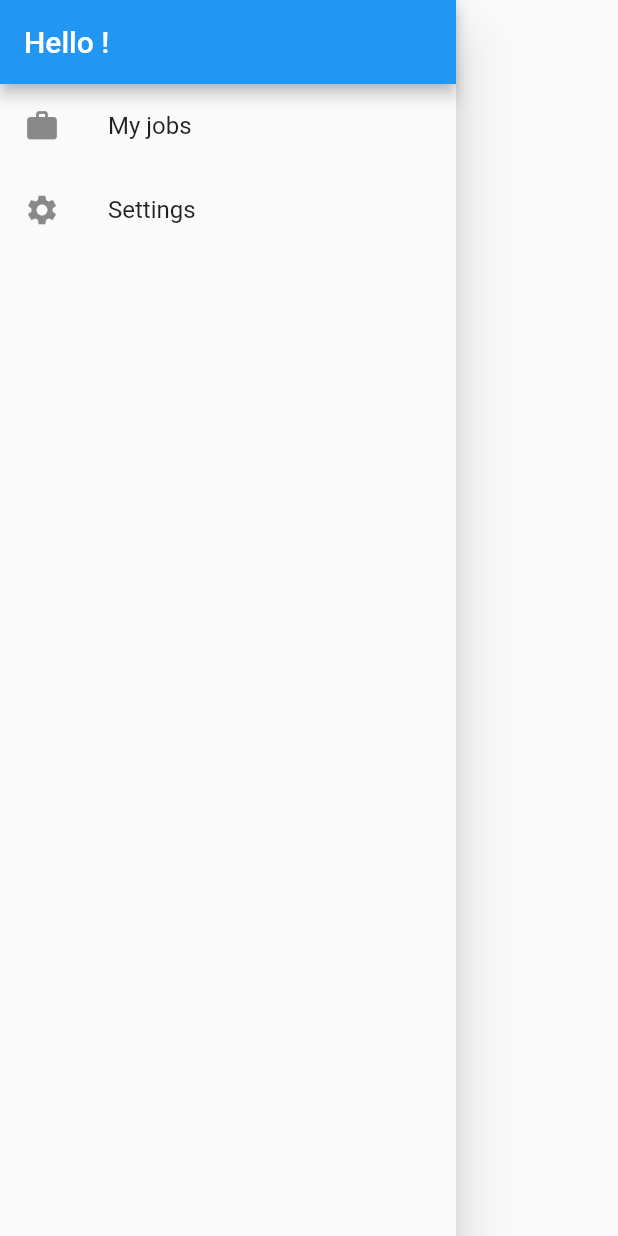
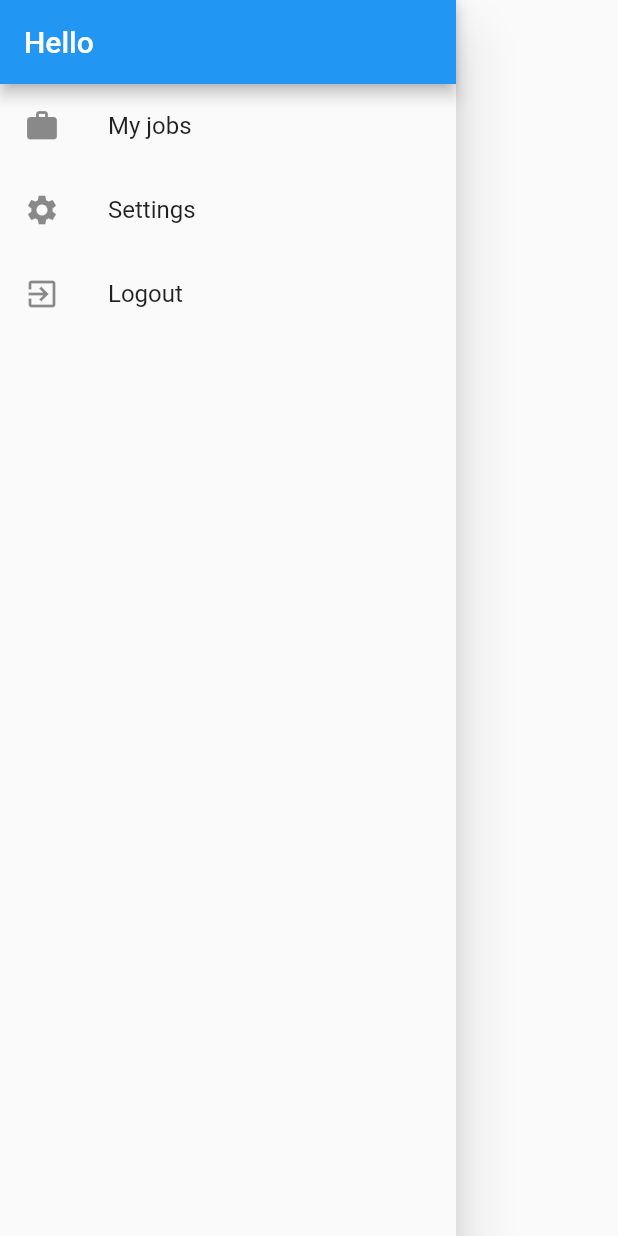
Before and after one commit to fengzhu1980/sunrise_job_management, a Flutter app: the AppDrawer widget shown alone on an empty page, opened directly with empty values, on a phone screen of 412 x 824 dp. Run offline on Flutter 3.47's test engine with Material 2 defaults, Android fonts, the phone set to English and light mode, and no system bars; our stand-ins replace cloud_firestore, firebase_auth, firebase_core, firebase_storage, image_picker; accounts and stored records are empty.

```diff
--- a/lib/models/user.dart
+++ b/lib/models/user.dart
@@ -22,13 +22,13 @@ class User {
     this.avatar,
     this.createdAt,
     @required this.email,
-    @required this.isActive,
+    this.isActive,
     @required this.username,
     this.phone,
     this.firstName,
     this.middleName,
     this.lastName,
-    @required this.roles,
+    this.roles,
     this.createdByUserId,
     this.modifiedAt,
     this.modifiedByUserId
--- a/lib/widgets/auth/auth_form.dart
+++ b/lib/widgets/auth/auth_form.dart
@@ -312,6 +312,7 @@ class _AuthFormState extends State<AuthForm>
                     textColor: Theme.of(context).primaryTextTheme.button.color,
                     elevation: 8,
                   ),
+                if (_authMode == AuthMode.Reset)
                   FlatButton(
                     child: Text(
                         '${_authMode == AuthMode.Login ? 'SIGNUP' : 'LOGIN'} INSTEAD'),
--- a/lib/widgets/public/app_drawer.dart
+++ b/lib/widgets/public/app_drawer.dart
@@ -1,5 +1,7 @@
+import 'package:firebase_auth/firebase_auth.dart';
 import 'package:flutter/material.dart';
 import 'package:sunrise_job_management/models/user.dart';
+import 'package:sunrise_job_management/pages/edit_user_page.dart';
 import 'package:sunrise_job_management/pages/users_page.dart';
 
 import '../../pages/jobs_page.dart';
@@ -18,7 +20,7 @@ class AppDrawer extends StatelessWidget {
         padding: EdgeInsets.zero,
         children: <Widget>[
           AppBar(
-            title: Text('Hello ${userData.username}!'),
+            title: Text('Hello ${userData.username}'),
             automaticallyImplyLeading: false,
           ),
           ListTile(
@@ -47,6 +49,18 @@ class AppDrawer extends StatelessWidget {
           ListTile(
             leading: Icon(Icons.settings),
             title: Text('Settings'),
+            onTap: () {
+              Navigator.of(context).push(MaterialPageRoute(
+                builder: (context) => EditUserPage(userData, true),
+              ));
+            },
+          ),
+          ListTile(
+            leading: Icon(Icons.exit_to_app),
+            title: Text('Logout'),
+            onTap: () {
+              FirebaseAuth.instance.signOut();
+            },
           ),
         ],
       ),
--- a/lib/widgets/user/user_item.dart
+++ b/lib/widgets/user/user_item.dart
@@ -43,6 +43,7 @@ class _UserItemState extends State<UserItem> {
       print('isActive: $isActive');
       final userId = _userFromSnapshot.id;
       print('userId: $userId');
+
     } catch (err) {
       await showDialog(
         context: context,
@@ -117,7 +118,7 @@ class _UserItemState extends State<UserItem> {
             ),
             if (!_userFromSnapshot.isActive)
               PopupMenuItem<UserOption>(
-                value: UserOption.Modify,
+                value: UserOption.Active,
                 child: Row(
                   children: [
                     Icon(Icons.airplanemode_active),
@@ -127,7 +128,7 @@ class _UserItemState extends State<UserItem> {
               ),
             if (_userFromSnapshot.isActive)
               PopupMenuItem<UserOption>(
-                value: UserOption.Modify,
+                value: UserOption.Inactive,
                 child: Row(
                   children: [
                     Icon(Icons.airplanemode_inactive),
```
Also changed, not shown: lib/pages/edit_user_page.dart (+16 -9 lines). Lines whose indentation alone changed are shown as unchanged.
